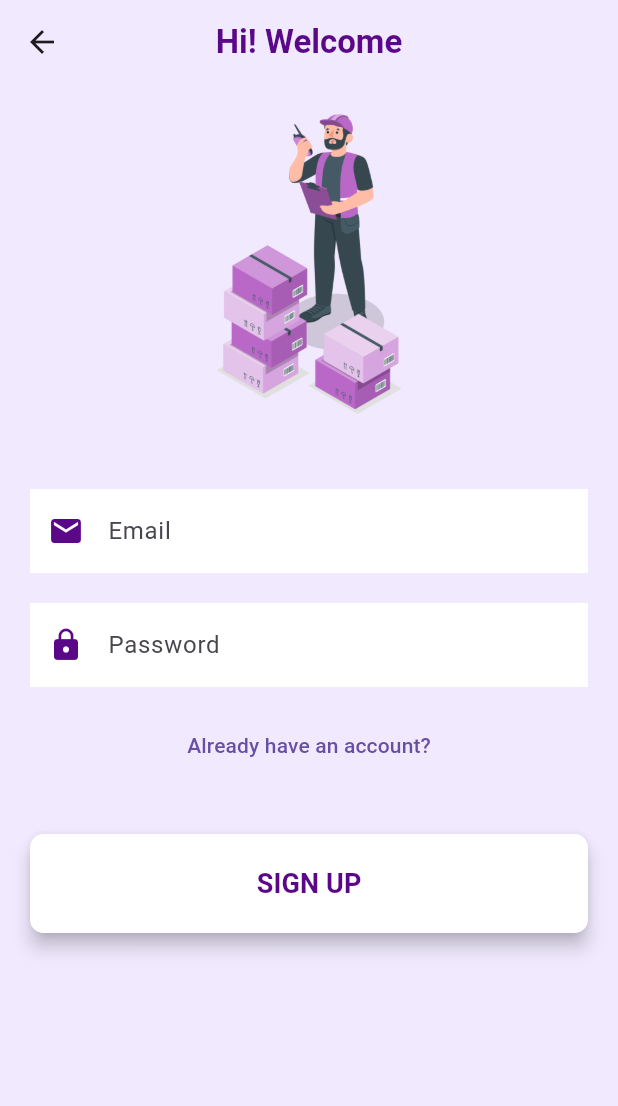
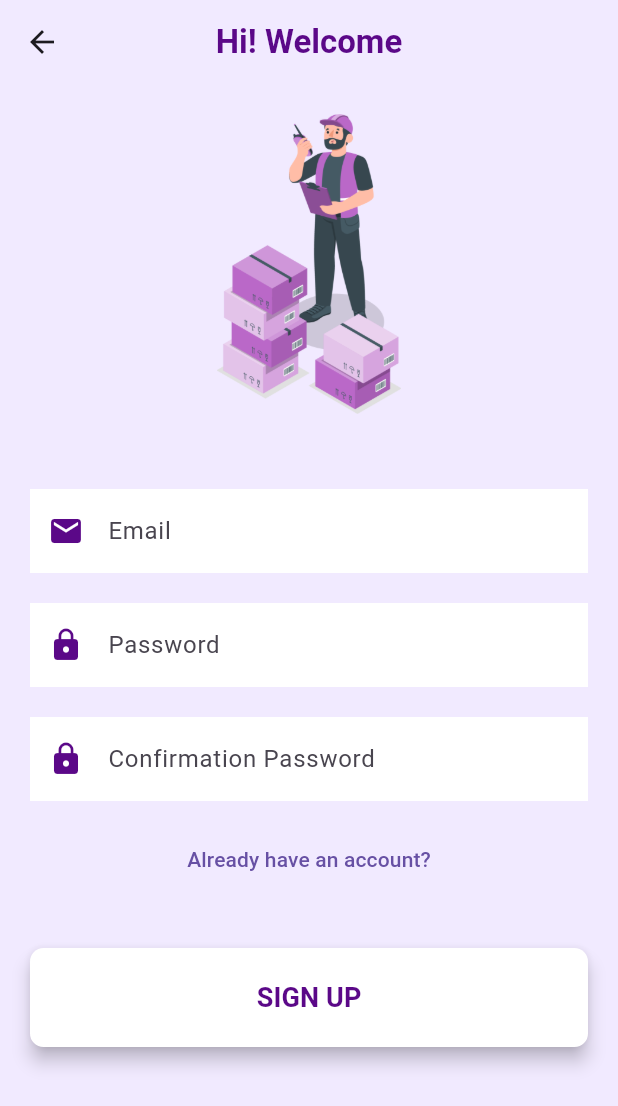
Before and after one commit to ghozifr/Digital-Inventory-Hub, a Flutter app: the RegistrationView screen opened by its route, on a phone screen of 412 x 824 dp. Shown: the top 1106 px of the screen. Run offline on Flutter 3.47's test engine with Material 3 defaults, Android fonts, the phone set to English and light mode, and no system bars; our stand-ins replace animated_splash_screen, cloud_firestore, firebase_auth, firebase_core, get, lottie and 3 more; missing offline and left inert: flutter_barcode_scanner; accounts and stored records are empty.

Commit message:
add confirmation password

```diff
--- a/inventory_hub/lib/app/modules/detail_product/views/detail_product_view.dart
+++ b/inventory_hub/lib/app/modules/detail_product/views/detail_product_view.dart
@@ -41,7 +41,7 @@ class DetailProductView extends GetView<DetailProductController> {
               SizedBox(
                 height: 200,
                 width: 200,
-                child: QrImage(
+                child: QrImageView(
                   data: product.code,
                   size: 200.0,
                   version: QrVersions.auto,
--- a/inventory_hub/lib/app/modules/products/views/products_view.dart
+++ b/inventory_hub/lib/app/modules/products/views/products_view.dart
@@ -92,7 +92,7 @@ class ProductsView extends GetView<ProductsController> {
                         SizedBox(
                           height: 50,
                           width: 50,
-                          child: QrImage(
+                          child: QrImageView(
                             data: product.code,
                             size: 200.0,
                             version: QrVersions.auto,
--- a/inventory_hub/lib/app/modules/registration/views/registration_view.dart
+++ b/inventory_hub/lib/app/modules/registration/views/registration_view.dart
@@ -11,6 +11,7 @@ class RegistrationView extends StatelessWidget {
 
   final TextEditingController _emailController = TextEditingController();
   final TextEditingController _passwordController = TextEditingController();
+  final TextEditingController _confirmPasswordController = TextEditingController();
 
   RegistrationView({super.key});
 
@@ -79,7 +80,22 @@ Widget build(BuildContext context) {
             filled: true,
           ),
         ),
-
+        const SizedBox(height: 20),
+          // Confirm Password TextField
+          TextField(
+            autocorrect: false,
+            controller: _confirmPasswordController,
+            keyboardType: TextInputType.text,
+            obscureText: true,
+            decoration: const InputDecoration(
+              prefixIcon: Icon(Icons.lock),
+              prefixIconColor: Color(0xFF5B0888),
+              labelText: "Confirmation Password",
+              border: InputBorder.none,
+              fillColor: Color.fromARGB(255, 255, 255, 255),
+              filled: true,
+            ),
+          ),
         const SizedBox(height: 15),
         TextButton(
           onPressed: () {
@@ -92,12 +108,21 @@ Widget build(BuildContext context) {
           onPressed: _signupController.isLoading.value
               ? null
               : () {
+                  if (_confirmPasswordController.text != _passwordController.text) {
+                      Get.snackbar(
+                        'Error',
+                        'Passwords do not match.',
+                        backgroundColor: Colors.red,
+                        colorText: Colors.white,
+                      );
+                    } else {
                       signUp();
                       // Navigate to the login page
                     Navigator.push(
                       context,
                       MaterialPageRoute(builder: (context) => LoginView()),
                     );
+                    }
                 },
           style: ElevatedButton.styleFrom(
             shape: RoundedRectangleBorder(
```
Also changed, not shown: inventory_hub/pubspec.lock, 4 other files. Lines whose indentation alone changed are shown as unchanged.
